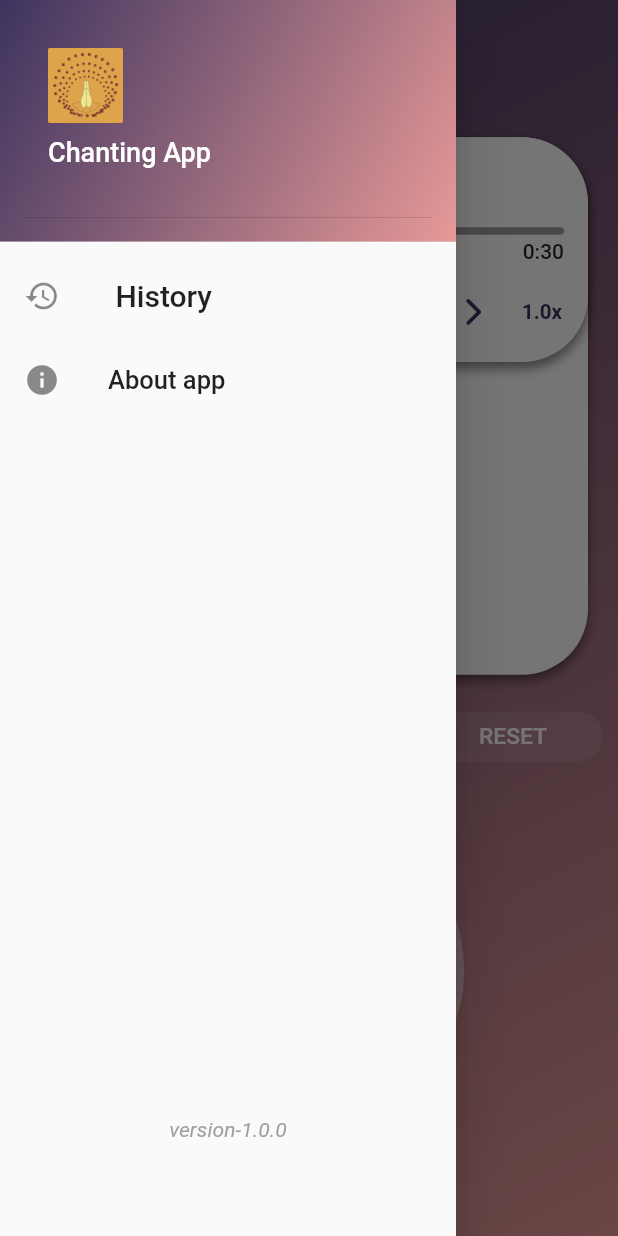
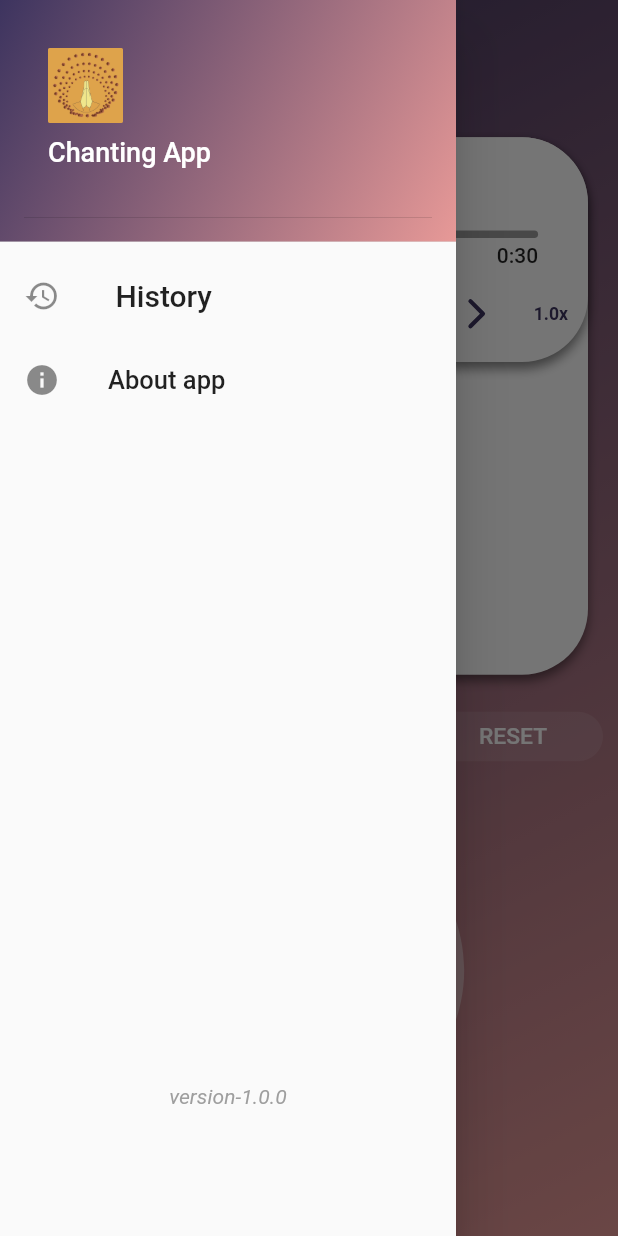
Before and after one commit to mounikagajjala1999/chantingapp, a Flutter app: the screen it shows after launch, with the side drawer open, on a phone screen of 412 x 824 dp. Run offline on Flutter 3.47's test engine with Material 2 defaults, Android fonts, the phone set to English and light mode, and no system bars; drawn by our look-alikes of audio_video_progress_bar; our stand-ins replace flutter_svg, hive, hive_flutter, just_audio, package_info_plus, vibration; accounts and stored records are empty; network calls fail; Roboto replaces fonts that are missing (assets/fonts/Poppins/Poppins-Regular.ttf).

Commit message:
media query bug sloved>>>

```diff
--- a/lib/ui/home_page.dart
+++ b/lib/ui/home_page.dart
@@ -422,27 +422,27 @@ class _MyHomePageState extends State<MyHomePage> with WidgetsBindingObserver {
             child: Row(
               children: [
                 ClipRRect(
-                  borderRadius: BorderRadius.only(
+                  borderRadius: const BorderRadius.only(
                       topLeft: Radius.circular(44),
                       bottomLeft: Radius.circular(44)),
                   child: Image.asset(
                     asset,
-                    height: size.height / 5.5,
-                    width: size.width / 3.2,
+                    height: size.height / 5.3,
+                    width: size.width / 3.5,
                     fit: BoxFit.cover,
                   ),
                 ),
                 Expanded(
                   // flex: 2,
                   child: Padding(
-                    padding: const EdgeInsets.all(8.0),
+                    padding: const EdgeInsets.only(left:7),
                     child: Column(
                       crossAxisAlignment: CrossAxisAlignment.start,
                       mainAxisAlignment: MainAxisAlignment.center,
                       children: [
                         Container(
-                            // width: 100,
-                            // height: 40,
+                            width: size.width/4,
+                            height: size.height/18,
                             // color: Colors.black,
                             child: Column(
                           crossAxisAlignment: CrossAxisAlignment.start,
@@ -471,11 +471,13 @@ class _MyHomePageState extends State<MyHomePage> with WidgetsBindingObserver {
                           ],
                         )),
                         Container(
+                          // color: Colors.cyan,
                           child: Padding(
                             padding: const EdgeInsets.all(8.0),
                             child: SizedBox(
-                              // height: 30,
-                              // width: 150,
+                              height:size.height/35,
+                              width:size.width/2,
+
                               child: ProgressBar(
                                 progressBarColor: Color(0xff3D345F),
                                 baseBarColor: Colors.grey,
--- a/lib/widgets/control_buttons_widget.dart
+++ b/lib/widgets/control_buttons_widget.dart
@@ -21,7 +21,7 @@ class ControlButtonsWidget extends StatelessWidget {
         Expanded(
           child: Container(
             // color: Colors.amber,
-            // height:size.height/23,
+            height:size.height/15,
             // width: size.width/10,
             child: StreamBuilder<double>(
               stream: player.speedStream,
@@ -51,7 +51,7 @@ class ControlButtonsWidget extends StatelessWidget {
         Expanded(
           child: Container(
             // color: Colors.green,
-            // height:size.height/23,
+            height:size.height/15,
             // width: size.width/10,
             // height: 30,
             // width: 30,
@@ -84,7 +84,11 @@ class ControlButtonsWidget extends StatelessWidget {
                   child: const CircularProgressIndicator(),
                 );
               } else if (playing != true) {
-                return SizedBox(
+                return Container(
+                  // color: Colors.grey,
+                  height:size.height/15,
+                  child: SizedBox(
+
                     // height: 30,
                     // width: 30,
                     child: IconButton(
@@ -96,9 +100,13 @@ class ControlButtonsWidget extends StatelessWidget {
                       // iconSize: 25.0,
                       onPressed: player.play,
                     ),
+                  ),
                 );
               } else if (processingState != ProcessingState.completed) {
-                return SizedBox(
+                return Container(
+                  // color: Colors.grey,
+                  height:size.height/15,
+                  child: SizedBox(
                     // height: 30,
                     // width: 30,
                     child: IconButton(
@@ -108,6 +116,7 @@ class ControlButtonsWidget extends StatelessWidget {
                       ),
                       iconSize: 25.0,
                       onPressed: player.pause,
+                    ),
                   ),
                 );
               } else {
@@ -131,19 +140,26 @@ class ControlButtonsWidget extends StatelessWidget {
             builder: (context, snapshot) => SizedBox(
               // height: 30,
               // width: 30,
+              child: Container(
+                // color: Colors.amber,
+                height:size.height/15,
                 child: IconButton(
                     color: const Color(0xff3D345F),
                     icon: SvgPicture.asset(
                       assetName2,
-                    // icon: const Icon(Icons.play_arrow_rounded),
                     ),
                     onPressed: () {
                       player.hasNext ? player.seekToNext : null;
                     }),
+
+              ),
             ),
           ),
         ),
         Expanded(
+          child: Container(
+            // color: Colors.grey,
+            height:size.height/19,
             child: SizedBox(
               // height:size.height/ 30,
               // width: size.width/10,
@@ -153,10 +169,11 @@ class ControlButtonsWidget extends StatelessWidget {
                   icon: Center(
                     child: Text("${snapshot.data?.toStringAsFixed(1)}x",
                         style: TextStyle(
-                          fontSize: size.width / 30,
+                            fontSize: size.width / 35,
                             fontWeight: FontWeight.bold,
                             color: Color(0xff3D345F))),
                   ),
+                  iconSize: size.height/20,
                   onPressed: () {
                     showSliderDialog(
                       context: context,
@@ -169,6 +186,7 @@ class ControlButtonsWidget extends StatelessWidget {
                       onChanged: player.setSpeed,
                     );
                   },
+                ),
               ),
             ),
           ),
--- a/lib/widgets/drawer.dart
+++ b/lib/widgets/drawer.dart
@@ -12,6 +12,7 @@ class MyDrawer extends StatefulWidget {
 
 class _MyDrawerState extends State<MyDrawer> {
   late String version;
+
 
   void getVersion(String v) {
     setState(() {
@@ -39,6 +40,7 @@ class _MyDrawerState extends State<MyDrawer> {
 
   @override
   Widget build(BuildContext context) {
+    Size size = MediaQuery.of(context).size;
     return Drawer(
       child: ListView(
         physics: NeverScrollableScrollPhysics(),
@@ -96,12 +98,13 @@ class _MyDrawerState extends State<MyDrawer> {
             child: Text('About app', style: TextStyle(fontSize: 17)),
           ),
           SizedBox(
-            height: 480,
+            height:size.height/1.8,
             child: Container(
+              // color: Colors.amber,
               alignment: Alignment.bottomCenter,
               child: Text("version-$version",
                   textAlign: TextAlign.center,
-                  style: TextStyle(
+                  style: const TextStyle(
                       color: Colors.grey, fontStyle: FontStyle.italic)),
             ),
           )
--- a/lib/widgets/my_appbar_widget.dart
+++ b/lib/widgets/my_appbar_widget.dart
@@ -27,8 +27,10 @@ class MyAppBarWidget extends StatelessWidget {
             icon: const Icon(Icons.menu, color: Colors.white, size: 23),
           ),
           Container(
+            // color: Colors.amber,
+            height: size.height/20,
             alignment: Alignment.topLeft,
-            padding: (EdgeInsets.only(top: 30, bottom: 30, left: 7)),
+            // padding: (EdgeInsets.only(top: 30, bottom: 30, left: 7)),
             // color: Colors.blue,
             child: Center(
               child: LayoutBuilder(builder: (context, constraints) {
```
Lines whose indentation alone changed are shown as unchanged.
